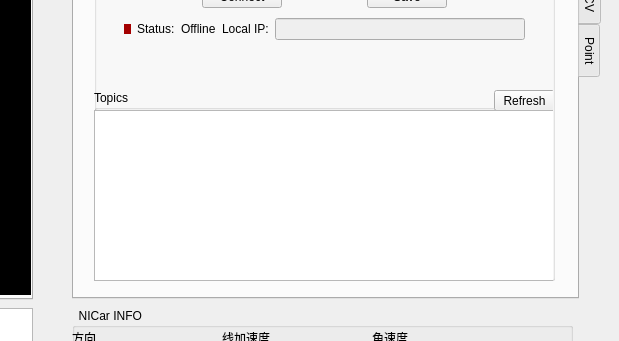
Before: the Qt Designer form ui/mainWindow.ui in DoiryCool/Qt5-Ros-NICar, drawn with Qt 5; both pictures show x 548 to 1167 and y 132 to 473 of the 1167 by 716 pixel window.
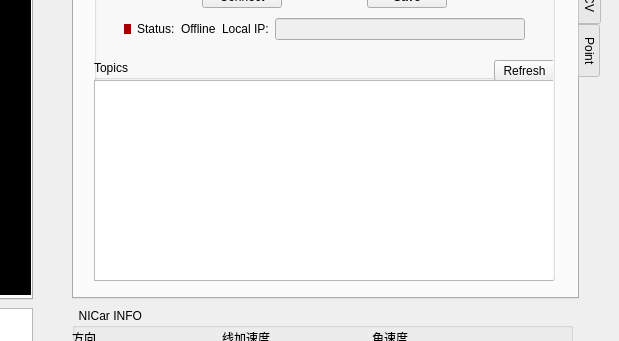
After: the same form once the commit is applied.

The edit to the form file:
```diff
--- a/ui/mainWindow.ui
+++ b/ui/mainWindow.ui
@@ -408,9 +408,9 @@
           <property name="geometry">
            <rect>
             <x>0</x>
-            <y>170</y>
+            <y>140</y>
             <width>459</width>
-            <height>191</height>
+            <height>221</height>
            </rect>
           </property>
           <property name="title">
@@ -435,7 +435,7 @@
              <x>0</x>
              <y>20</y>
              <width>461</width>
-             <height>171</height>
+             <height>201</height>
             </rect>
            </property>
           </widget>
```
